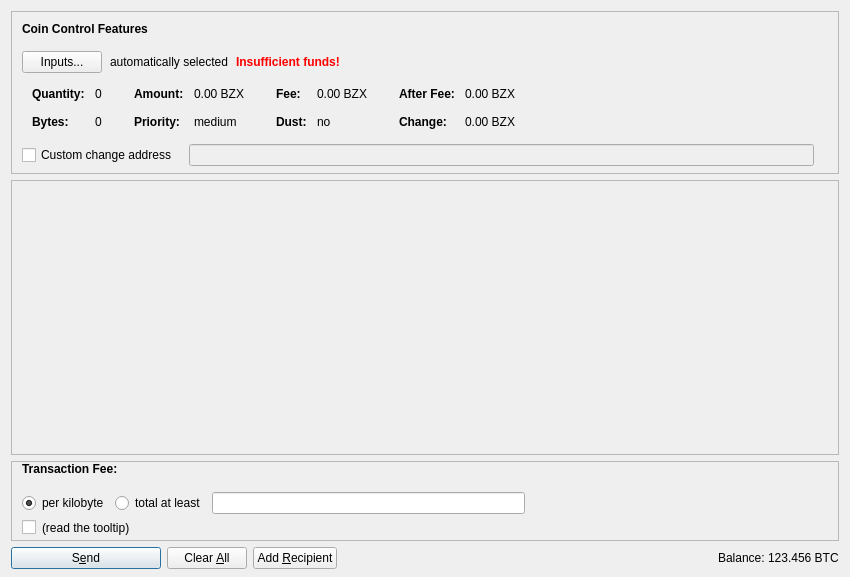
Qt form src/qt/forms/sendcoinsdialog.ui (SpecialCoins/BitcoinZero) before a commit.
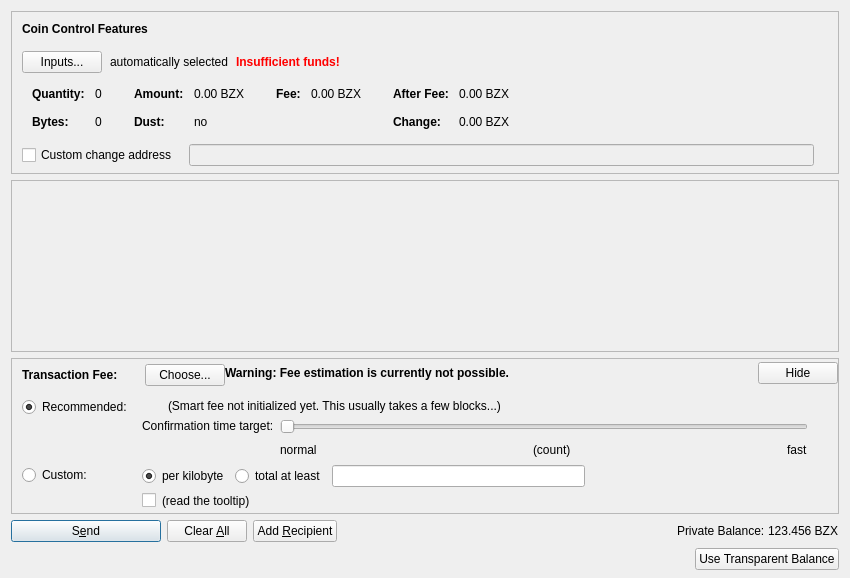
The same form after that commit. Icons and pictures are not drawn. Custom widgets are drawn as their Qt base class.

The edit to the form file:
```diff
--- a/src/qt/forms/sendcoinsdialog.ui
+++ b/src/qt/forms/sendcoinsdialog.ui
@@ -7,13 +7,13 @@
     <x>0</x>
     <y>0</y>
     <width>850</width>
-    <height>577</height>
+    <height>578</height>
    </rect>
   </property>
   <property name="windowTitle">
    <string>Send Coins</string>
   </property>
-  <layout class="QVBoxLayout" name="verticalLayout" stretch="0,1,0,0">
+  <layout class="QVBoxLayout" name="verticalLayout" stretch="0,1,0,0,0">
    <property name="bottomMargin">
     <number>8</number>
    </property>
@@ -332,86 +332,6 @@
                 </widget>
                </item>
                <item row="1" column="0">
-                <widget class="QLabel" name="labelCoinControlPriorityText">
-                 <property name="font">
-                  <font>
-                   <weight>75</weight>
-                   <bold>true</bold>
-                  </font>
-                 </property>
-                 <property name="text">
-                  <string>Priority:</string>
-                 </property>
-                </widget>
-               </item>
-               <item row="1" column="1">
-                <widget class="QLabel" name="labelCoinControlPriority">
-                 <property name="cursor">
-                  <cursorShape>IBeamCursor</cursorShape>
-                 </property>
-                 <property name="contextMenuPolicy">
-                  <enum>Qt::ActionsContextMenu</enum>
-                 </property>
-                 <property name="text">
-                  <string notr="true">medium</string>
-                 </property>
-                 <property name="textInteractionFlags">
-                  <set>Qt::LinksAccessibleByMouse|Qt::TextSelectableByKeyboard|Qt::TextSelectableByMouse</set>
-                 </property>
-                </widget>
-               </item>
-              </layout>
-             </item>
-             <item>
-              <layout class="QFormLayout" name="formLayoutCoinControl3">
-               <property name="horizontalSpacing">
-                <number>10</number>
-               </property>
-               <property name="verticalSpacing">
-                <number>14</number>
-               </property>
-               <property name="leftMargin">
-                <number>6</number>
-               </property>
-               <property name="topMargin">
-                <number>4</number>
-               </property>
-               <property name="rightMargin">
-                <number>6</number>
-               </property>
-               <item row="0" column="0">
-                <widget class="QLabel" name="labelCoinControlFeeText">
-                 <property name="font">
-                  <font>
-                   <weight>75</weight>
-                   <bold>true</bold>
-                  </font>
-                 </property>
-                 <property name="text">
-                  <string>Fee:</string>
-                 </property>
-                 <property name="margin">
-                  <number>0</number>
-                 </property>
-                </widget>
-               </item>
-               <item row="0" column="1">
-                <widget class="QLabel" name="labelCoinControlFee">
-                 <property name="cursor">
-                  <cursorShape>IBeamCursor</cursorShape>
-                 </property>
-                 <property name="contextMenuPolicy">
-                  <enum>Qt::ActionsContextMenu</enum>
-                 </property>
-                 <property name="text">
-                  <string notr="true">0.00 BZX</string>
-                 </property>
-                 <property name="textInteractionFlags">
-                  <set>Qt::LinksAccessibleByMouse|Qt::TextSelectableByKeyboard|Qt::TextSelectableByMouse</set>
-                 </property>
-                </widget>
-               </item>
-               <item row="1" column="0">
                 <widget class="QLabel" name="labelCoinControlLowOutputText">
                  <property name="font">
                   <font>
@@ -442,6 +362,57 @@
                </item>
               </layout>
              </item>
+             <item>
+              <layout class="QFormLayout" name="formLayoutCoinControl3">
+               <property name="horizontalSpacing">
+                <number>10</number>
+               </property>
+               <property name="verticalSpacing">
+                <number>14</number>
+               </property>
+               <property name="leftMargin">
+                <number>6</number>
+               </property>
+               <property name="topMargin">
+                <number>4</number>
+               </property>
+               <property name="rightMargin">
+                <number>6</number>
+               </property>
+               <item row="0" column="0">
+                <widget class="QLabel" name="labelCoinControlFeeText">
+                 <property name="font">
+                  <font>
+                   <weight>75</weight>
+                   <bold>true</bold>
+                  </font>
+                 </property>
+                 <property name="text">
+                  <string>Fee:</string>
+                 </property>
+                 <property name="margin">
+                  <number>0</number>
+                 </property>
+                </widget>
+               </item>
+               <item row="0" column="1">
+                <widget class="QLabel" name="labelCoinControlFee">
+                 <property name="cursor">
+                  <cursorShape>IBeamCursor</cursorShape>
+                 </property>
+                 <property name="contextMenuPolicy">
+                  <enum>Qt::ActionsContextMenu</enum>
+                 </property>
+                 <property name="text">
+                  <string notr="true">0.00 BZX</string>
+                 </property>
+                 <property name="textInteractionFlags">
+                  <set>Qt::LinksAccessibleByMouse|Qt::TextSelectableByKeyboard|Qt::TextSelectableByMouse</set>
+                 </property>
+                </widget>
+               </item>
+              </layout>
+             </item>
              <item>
               <layout class="QFormLayout" name="formLayoutCoinControl4">
                <property name="horizontalSpacing">
@@ -616,8 +587,8 @@
        <rect>
         <x>0</x>
         <y>0</y>
-        <width>824</width>
-        <height>198</height>
+        <width>830</width>
+        <height>68</height>
        </rect>
       </property>
       <layout class="QVBoxLayout" name="verticalLayout_2" stretch="0,1">
@@ -659,9 +630,6 @@
    </item>
    <item>
     <widget class="QFrame" name="frameFee">
-     <property name="enabled">
-      <bool>true</bool>
-     </property>
      <property name="sizePolicy">
       <sizepolicy hsizetype="Expanding" vsizetype="Expanding">
        <horstretch>0</horstretch>
@@ -701,9 +669,6 @@
         <property name="spacing">
          <number>0</number>
         </property>
-        <property name="sizeConstraint">
-         <enum>QLayout::SetMinimumSize</enum>
-        </property>
         <property name="leftMargin">
          <number>10</number>
         </property>
@@ -720,6 +685,22 @@
             <property name="spacing">
              <number>0</number>
             </property>
+            <item>
+             <spacer name="verticalSpacerSmartFee">
+              <property name="orientation">
+               <enum>Qt::Vertical</enum>
+              </property>
+              <property name="sizeType">
+               <enum>QSizePolicy::Fixed</enum>
+              </property>
+              <property name="sizeHint" stdset="0">
+               <size>
+                <width>1</width>
+                <height>5</height>
+               </size>
+              </property>
+             </spacer>
+            </item>
             <item>
              <layout class="QHBoxLayout" name="horizontalLayoutSmartFee">
               <property name="spacing">
@@ -747,6 +728,20 @@
                 </property>
                </widget>
               </item>
+              <item>
+               <widget class="QLabel" name="labelFeeMinimized">
+                <property name="text">
+                 <string/>
+                </property>
+               </widget>
+              </item>
+              <item>
+               <widget class="QPushButton" name="buttonChooseFee">
+                <property name="text">
+                 <string>Choose...</string>
+                </property>
+               </widget>
+              </item>
              </layout>
             </item>
             <item>
@@ -764,11 +759,33 @@
             </item>
            </layout>
           </item>
+          <item>
+           <widget class="QLabel" name="fallbackFeeWarningLabel">
+            <property name="font">
+             <font>
+              <weight>75</weight>
+              <bold>true</bold>
+             </font>
+            </property>
+            <property name="toolTip">
+             <string>Using the fallbackfee can result in sending a transaction that will take several hours or days (or never) to confirm. Consider choosing your fee manually or wait until your have validated the complete chain.</string>
+            </property>
+            <property name="text">
+             <string>Warning: Fee estimation is currently not possible.</string>
+            </property>
+            <property name="wordWrap">
+             <bool>false</bool>
+            </property>
+           </widget>
+          </item>
           <item>
            <spacer name="horizontalSpacer_4">
             <property name="orientation">
              <enum>Qt::Horizontal</enum>
             </property>
+            <property name="sizeType">
+             <enum>QSizePolicy::MinimumExpanding</enum>
+            </property>
             <property name="sizeHint" stdset="0">
              <size>
               <width>40</width>
@@ -777,6 +794,16 @@
             </property>
            </spacer>
           </item>
+          <item>
+           <widget class="QPushButton" name="buttonMinimizeFee">
+            <property name="toolTip">
+             <string>collapse fee-settings</string>
+            </property>
+            <property name="text">
+             <string>Hide</string>
+            </property>
+           </widget>
+          </item>
          </layout>
         </item>
         <item>
@@ -799,9 +826,6 @@
            </property>
            <item>
             <layout class="QGridLayout" name="gridLayoutFee">
-             <property name="sizeConstraint">
-              <enum>QLayout::SetNoConstraint</enum>
-             </property>
              <property name="topMargin">
               <number>10</number>
              </property>
@@ -814,7 +838,7 @@
              <property name="verticalSpacing">
               <number>4</number>
              </property>
-             <item row="0" column="0">
+             <item row="1" column="1">
               <layout class="QVBoxLayout" name="verticalLayoutFee8">
                <property name="spacing">
                 <number>6</number>
@@ -832,6 +856,9 @@
                    <property name="checked">
                     <bool>true</bool>
                    </property>
+                   <attribute name="buttonGroup">
+                    <string notr="true">groupCustomFee</string>
+                   </attribute>
                   </widget>
                  </item>
                  <item>
@@ -842,6 +869,9 @@
                    <property name="text">
                     <string>total at least</string>
                    </property>
+                   <attribute name="buttonGroup">
+                    <string notr="true">groupCustomFee</string>
+                   </attribute>
                   </widget>
                  </item>
                  <item>
@@ -866,11 +896,8 @@
                 <layout class="QHBoxLayout" name="horizontalLayoutFee8">
                  <item>
                   <widget class="QCheckBox" name="checkBoxMinimumFee">
-                   <property name="enabled">
-                    <bool>true</bool>
-                   </property>
                    <property name="toolTip">
-                    <string>Paying only the minimum fee is just fine as long as there is less transaction volume than space in the blocks. But be aware that this can end up in a never confirming transaction once there is more demand for BitcoinZero transactions than the network can process.</string>
+                    <string>Paying only the minimum fee is just fine as long as there is less transaction volume than space in the blocks. But be aware that this can end up in a never confirming transaction once there is more demand for BZX transactions than the network can process.</string>
                    </property>
                    <property name="text">
                     <string/>
@@ -883,7 +910,7 @@
                     <bool>true</bool>
                    </property>
                    <property name="toolTip">
-                    <string>Paying only the minimum fee is just fine as long as there is less transaction volume than space in the blocks. But be aware that this can end up in a never confirming transaction once there is more demand for BitcoinZero transactions than the network can process.</string>
+                    <string>Paying only the minimum fee is just fine as long as there is less transaction volume than space in the blocks. But be aware that this can end up in a never confirming transaction once there is more demand for BZX transactions than the network can process.</string>
                    </property>
                    <property name="text">
                     <string>(read the tooltip)</string>
@@ -910,6 +937,247 @@
                </item>
               </layout>
              </item>
+             <item row="0" column="0">
+              <layout class="QVBoxLayout" name="verticalLayoutFee4" stretch="0,1">
+               <item>
+                <widget class="QRadioButton" name="radioSmartFee">
+                 <property name="text">
+                  <string>Recommended:</string>
+                 </property>
+                 <property name="checked">
+                  <bool>true</bool>
+                 </property>
+                 <attribute name="buttonGroup">
+                  <string notr="true">groupFee</string>
+                 </attribute>
+                </widget>
+               </item>
+               <item>
+                <spacer name="verticalSpacer_2">
+                 <property name="orientation">
+                  <enum>Qt::Vertical</enum>
+                 </property>
+                 <property name="sizeHint" stdset="0">
+                  <size>
+                   <width>1</width>
+                   <height>1</height>
+                  </size>
+                 </property>
+                </spacer>
+               </item>
+              </layout>
+             </item>
+             <item row="1" column="0">
+              <layout class="QVBoxLayout" name="verticalLayoutFee9" stretch="0,1">
+               <item>
+                <widget class="QRadioButton" name="radioCustomFee">
+                 <property name="text">
+                  <string>Custom:</string>
+                 </property>
+                 <attribute name="buttonGroup">
+                  <string notr="true">groupFee</string>
+                 </attribute>
+                </widget>
+               </item>
+               <item>
+                <spacer name="verticalSpacer_6">
+                 <property name="orientation">
+                  <enum>Qt::Vertical</enum>
+                 </property>
+                 <property name="sizeHint" stdset="0">
+                  <size>
+                   <width>1</width>
+                   <height>1</height>
+                  </size>
+                 </property>
+                </spacer>
+               </item>
+              </layout>
+             </item>
+             <item row="0" column="1">
+              <layout class="QVBoxLayout" name="verticalLayoutFee3" stretch="0,0,1">
+               <property name="spacing">
+                <number>6</number>
+               </property>
+               <property name="topMargin">
+                <number>2</number>
+               </property>
+               <item>
+                <layout class="QHBoxLayout" name="horizontalLayoutFee12">
+                 <item>
+                  <widget class="QLabel" name="labelSmartFee">
+                   <property name="text">
+                    <string/>
+                   </property>
+                   <property name="margin">
+                    <number>2</number>
+                   </property>
+                  </widget>
+                 </item>
+                 <item>
+                  <widget class="QLabel" name="labelFeeEstimation">
+                   <property name="text">
+                    <string/>
+                   </property>
+                  </widget>
+                 </item>
+                 <item>
+                  <widget class="QLabel" name="labelSmartFee2">
+                   <property name="text">
+                    <string>(Smart fee not initialized yet. This usually takes a few blocks...)</string>
+                   </property>
+                   <property name="margin">
+                    <number>2</number>
+                   </property>
+                  </widget>
+                 </item>
+                 <item>
+                  <spacer name="horizontalSpacer_5">
+                   <property name="orientation">
+                    <enum>Qt::Horizontal</enum>
+                   </property>
+                   <property name="sizeHint" stdset="0">
+                    <size>
+                     <width>1</width>
+                     <height>1</height>
+                    </size>
+                   </property>
+                  </spacer>
+                 </item>
+                </layout>
+               </item>
+               <item>
+                <layout class="QHBoxLayout" name="horizontalLayoutFee9">
+                 <item>
+                  <layout class="QVBoxLayout" name="verticalLayoutFee6">
+                   <item>
+                    <widget class="QLabel" name="labelSmartFee3">
+                     <property name="text">
+                      <string>Confirmation time target:</string>
+                     </property>
+                     <property name="margin">
+                      <number>2</number>
+                     </property>
+                    </widget>
+                   </item>
+                   <item>
+                    <spacer name="verticalSpacer_3">
+                     <property name="orientation">
+                      <enum>Qt::Vertical</enum>
+                     </property>
+                     <property name="sizeHint" stdset="0">
+                      <size>
+                       <width>1</width>
+                       <height>1</height>
+                      </size>
+                     </property>
+                    </spacer>
+                   </item>
+                  </layout>
+                 </item>
+                 <item>
+                  <layout class="QVBoxLayout" name="verticalLayoutFee5">
+                   <property name="rightMargin">
+                    <number>30</number>
+                   </property>
+                   <item>
+                    <widget class="QSlider" name="sliderSmartFee">
+                     <property name="minimum">
+                      <number>0</number>
+                     </property>
+                     <property name="maximum">
+                      <number>23</number>
+                     </property>
+                     <property name="pageStep">
+                      <number>1</number>
+                     </property>
+                     <property name="value">
+                      <number>0</number>
+                     </property>
+                     <property name="orientation">
+                      <enum>Qt::Horizontal</enum>
+                     </property>
+                     <property name="invertedAppearance">
+                      <bool>false</bool>
+                     </property>
+                     <property name="invertedControls">
+                      <bool>false</bool>
+                     </property>
+                     <property name="tickPosition">
+                      <enum>QSlider::NoTicks</enum>
+                     </property>
+                    </widget>
+                   </item>
+                   <item>
+                    <layout class="QHBoxLayout" name="horizontalLayoutFee10">
+                     <item>
+                      <widget class="QLabel" name="labelSmartFeeNormal">
+                       <property name="text">
+                        <string>normal</string>
+                       </property>
+                      </widget>
+                     </item>
+                     <item>
+                      <spacer name="horizontalSpacer_7">
+                       <property name="orientation">
+                        <enum>Qt::Horizontal</enum>
+                       </property>
+                       <property name="sizeHint" stdset="0">
+                        <size>
+                         <width>40</width>
+                         <height>20</height>
+                        </size>
+                       </property>
+                      </spacer>
+                     </item>
+                     <item>
+                      <widget class="QLabel" name="confirmationTargetLabel">
+                       <property name="text">
+                        <string notr="true">(count)</string>
+                       </property>
+                      </widget>
+                     </item>
+                     <item>
+                      <spacer name="horizontalSpacer_3">
+                       <property name="orientation">
+                        <enum>Qt::Horizontal</enum>
+                       </property>
+                       <property name="sizeHint" stdset="0">
+                        <size>
+                         <width>40</width>
+                         <height>20</height>
+                        </size>
+                       </property>
+                      </spacer>
+                     </item>
+                     <item>
+                      <widget class="QLabel" name="labelSmartFeeFast">
+                       <property name="text">
+                        <string>fast</string>
+                       </property>
+                      </widget>
+                     </item>
+                    </layout>
+                   </item>
+                  </layout>
+                 </item>
+                </layout>
+               </item>
+               <item>
+                <spacer name="verticalSpacer_4">
+                 <property name="orientation">
+                  <enum>Qt::Vertical</enum>
+                 </property>
+                 <property name="sizeHint" stdset="0">
+                  <size>
+                   <width>1</width>
+                   <height>1</height>
+                  </size>
+                 </property>
+                </spacer>
+               </item>
+              </layout>
+             </item>
             </layout>
            </item>
           </layout>
@@ -949,10 +1217,6 @@
        <property name="text">
         <string>S&amp;end</string>
        </property>
-       <property name="icon">
-        <iconset resource="../bitcoin.qrc">
-         <normaloff>:/icons/send</normaloff>:/icons/send</iconset>
-       </property>
        <property name="autoDefault">
         <bool>false</bool>
        </property>
@@ -975,10 +1239,6 @@
        <property name="text">
         <string>Clear &amp;All</string>
        </property>
-       <property name="icon">
-        <iconset resource="../bitcoin.qrc">
-         <normaloff>:/icons/remove</normaloff>:/icons/remove</iconset>
-       </property>
        <property name="autoDefault">
         <bool>false</bool>
        </property>
@@ -992,10 +1252,6 @@
        <property name="text">
         <string>Add &amp;Recipient</string>
        </property>
-       <property name="icon">
-        <iconset resource="../bitcoin.qrc">
-         <normaloff>:/icons/add</normaloff>:/icons/add</iconset>
-       </property>
        <property name="autoDefault">
         <bool>false</bool>
        </property>
@@ -1020,7 +1276,7 @@
         <number>3</number>
        </property>
        <item>
-        <widget class="QLabel" name="label">
+        <widget class="QLabel" name="labelBalanceText">
          <property name="sizePolicy">
           <sizepolicy hsizetype="Preferred" vsizetype="Fixed">
            <horstretch>0</horstretch>
@@ -1028,7 +1284,7 @@
           </sizepolicy>
          </property>
          <property name="text">
-          <string>Balance:</string>
+          <string>Private Balance:</string>
          </property>
         </widget>
        </item>
@@ -1044,7 +1300,7 @@
           <cursorShape>IBeamCursor</cursorShape>
          </property>
          <property name="text">
-          <string notr="true">123.456 BTC</string>
+          <string notr="true">123.456 BZX</string>
          </property>
          <property name="textInteractionFlags">
           <set>Qt::LinksAccessibleByMouse|Qt::TextSelectableByKeyboard|Qt::TextSelectableByMouse</set>
@@ -1055,6 +1311,39 @@
      </item>
     </layout>
    </item>
+   <item>
+    <layout class="QHBoxLayout" name="horizontalLayout_3">
+     <property name="sizeConstraint">
+      <enum>QLayout::SetDefaultConstraint</enum>
+     </property>
+     <item>
+      <spacer name="horizontalSpacer_8">
+       <property name="orientation">
+        <enum>Qt::Horizontal</enum>
+       </property>
+       <property name="sizeHint" stdset="0">
+        <size>
+         <width>40</width>
+         <height>20</height>
+        </size>
+       </property>
+      </spacer>
+     </item>
+     <item>
+      <widget class="QPushButton" name="switchFundButton">
+       <property name="sizePolicy">
+        <sizepolicy hsizetype="Minimum" vsizetype="Minimum">
+         <horstretch>0</horstretch>
+         <verstretch>0</verstretch>
+        </sizepolicy>
+       </property>
+       <property name="text">
+        <string>Use Transparent Balance</string>
+       </property>
+      </widget>
+     </item>
+    </layout>
+   </item>
   </layout>
  </widget>
  <customwidgets>
```
Left out of the diff: 4 changed lines with no effect on the pictures.
